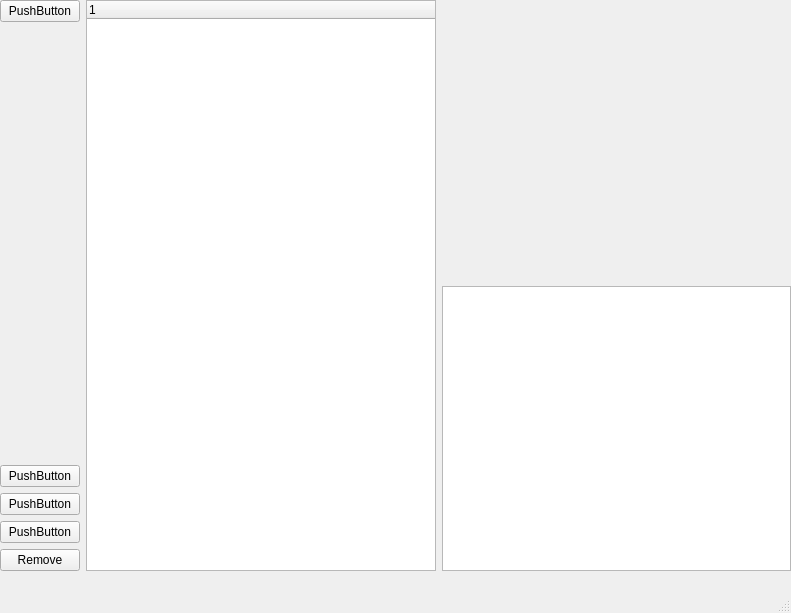
Above: window.ui from DioBrandoKun/Second before the change. Below: the same form after it.
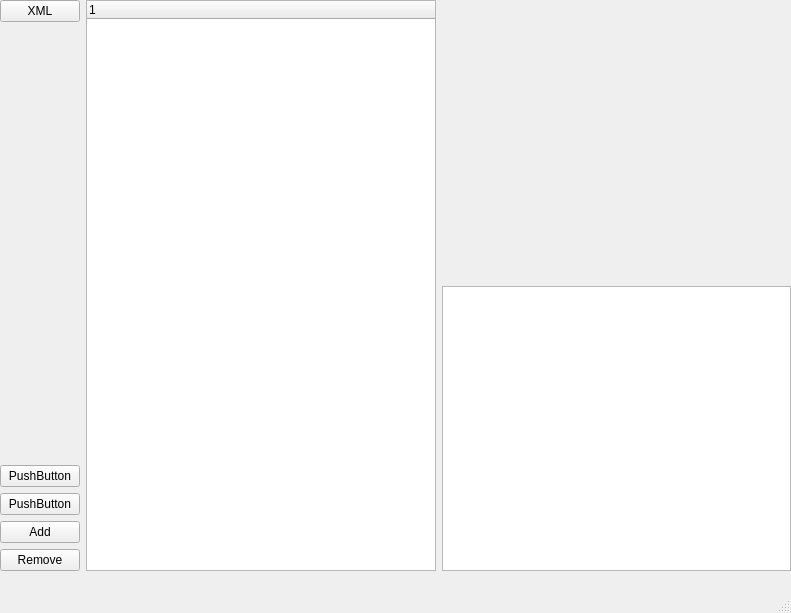
That is the form after the change.

The edit to the form file:
```diff
--- a/window.ui
+++ b/window.ui
@@ -32,7 +32,7 @@
        <item>
         <widget class="QPushButton" name="pushButton">
          <property name="text">
-          <string>PushButton</string>
+          <string>XML</string>
          </property>
         </widget>
        </item>
@@ -66,7 +66,7 @@
        <item>
         <widget class="QPushButton" name="pushButton_3">
          <property name="text">
-          <string>PushButton</string>
+          <string>Add</string>
          </property>
         </widget>
        </item>
```
